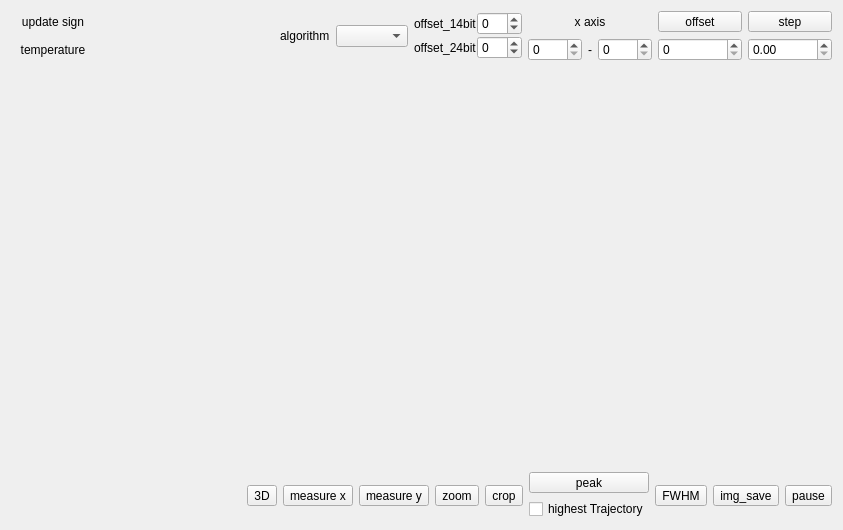
Before: the Qt Designer form src/form/plot/formplot.ui in MRsoymilk/MySerial, drawn with Qt 5.
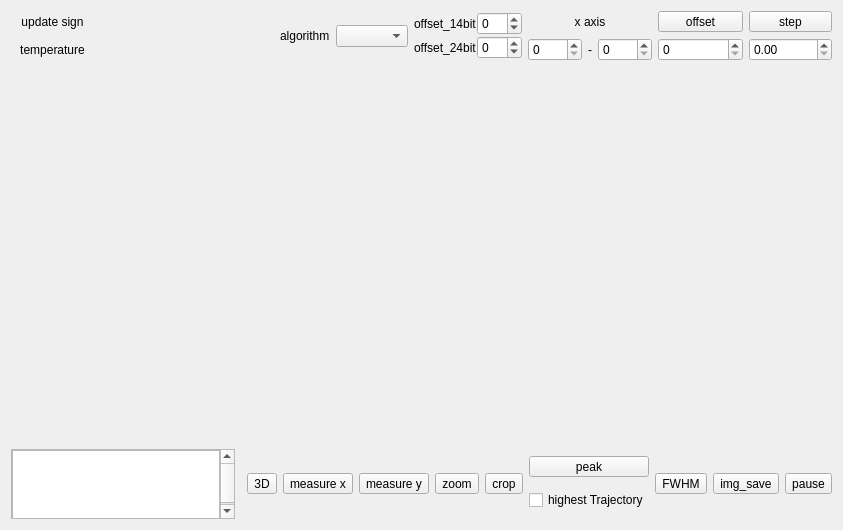
After: the same form once the commit is applied. Icons and pictures are not drawn.

Diff of the .ui file:
```diff
--- a/src/form/plot/formplot.ui
+++ b/src/form/plot/formplot.ui
@@ -13,9 +13,56 @@
   <property name="windowTitle">
    <string>Plot</string>
   </property>
-  <layout class="QGridLayout" name="gridLayout">
+  <layout class="QGridLayout" name="gridLayout" rowstretch="0,1,0">
    <item row="2" column="0" colspan="8">
     <layout class="QHBoxLayout" name="horizontalLayout_4">
+     <item>
+      <widget class="QScrollArea" name="scrollArea">
+       <property name="sizePolicy">
+        <sizepolicy hsizetype="Expanding" vsizetype="Maximum">
+         <horstretch>0</horstretch>
+         <verstretch>0</verstretch>
+        </sizepolicy>
+       </property>
+       <property name="widgetResizable">
+        <bool>true</bool>
+       </property>
+       <widget class="QWidget" name="scrollAreaWidgetContents">
+        <property name="geometry">
+         <rect>
+          <x>0</x>
+          <y>0</y>
+          <width>177</width>
+          <height>70</height>
+         </rect>
+        </property>
+        <layout class="QGridLayout" name="gridLayout_2">
+         <property name="leftMargin">
+          <number>0</number>
+         </property>
+         <property name="topMargin">
+          <number>0</number>
+         </property>
+         <property name="rightMargin">
+          <number>0</number>
+         </property>
+         <property name="bottomMargin">
+          <number>0</number>
+         </property>
+         <item row="0" column="0">
+          <widget class="QTextBrowser" name="textBrowser">
+           <property name="sizePolicy">
+            <sizepolicy hsizetype="Expanding" vsizetype="Expanding">
+             <horstretch>0</horstretch>
+             <verstretch>0</verstretch>
+            </sizepolicy>
+           </property>
+          </widget>
+         </item>
+        </layout>
+       </widget>
+      </widget>
+     </item>
      <item>
       <spacer name="horizontalSpacer">
        <property name="orientation">
```
